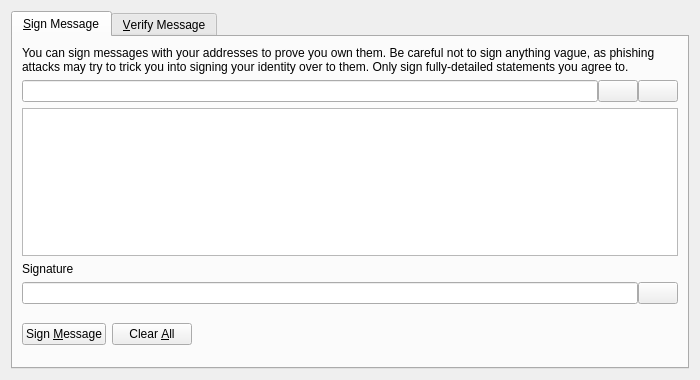
The window that src/qt/forms/signverifymessagedialog.ui (minblock/picscoin) describes before a commit, drawn with Qt 5.
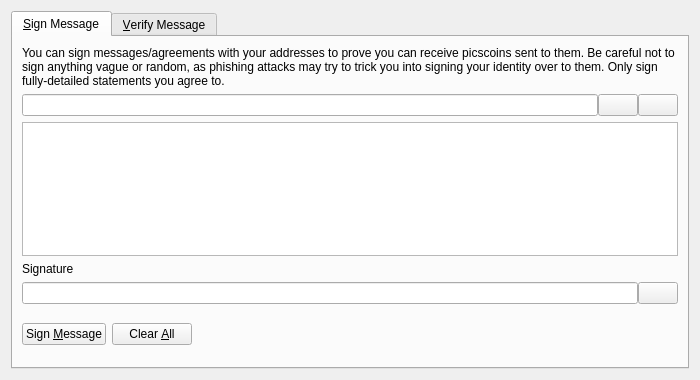
The same window after the commit. Icons and pictures are not drawn. Custom widgets are drawn as their Qt base class.

What changed in the file:
```diff
--- a/src/qt/forms/signverifymessagedialog.ui
+++ b/src/qt/forms/signverifymessagedialog.ui
@@ -30,7 +30,7 @@
        <item>
         <widget class="QLabel" name="infoLabel_SM">
          <property name="text">
-          <string>You can sign messages with your addresses to prove you own them. Be careful not to sign anything vague, as phishing attacks may try to trick you into signing your identity over to them. Only sign fully-detailed statements you agree to.</string>
+          <string>You can sign messages/agreements with your addresses to prove you can receive picscoins sent to them. Be careful not to sign anything vague or random, as phishing attacks may try to trick you into signing your identity over to them. Only sign fully-detailed statements you agree to.</string>
          </property>
          <property name="textFormat">
           <enum>Qt::PlainText</enum>
```
Left out of the diff: 18 changed lines with no effect on the pictures.
